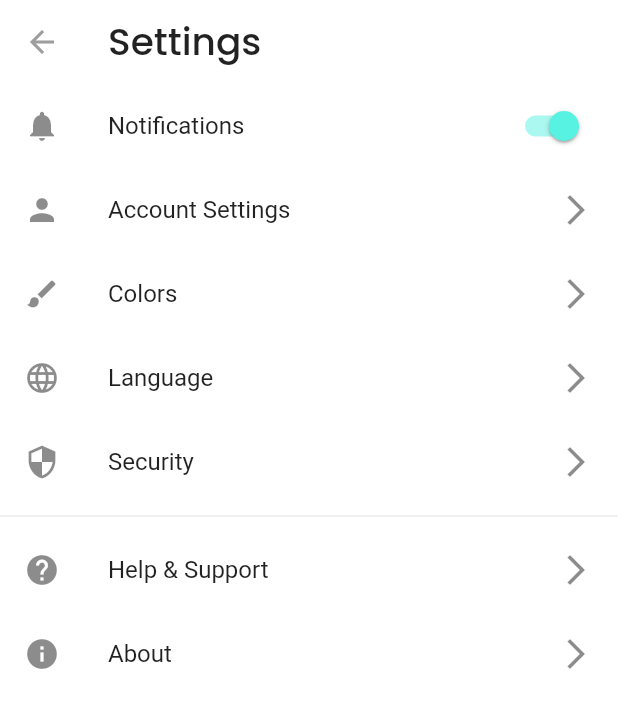
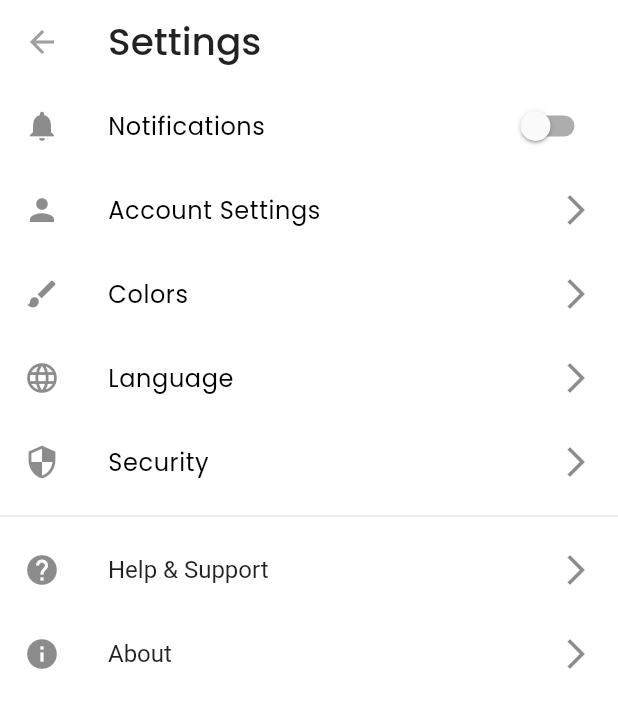
Before and after one commit to sandcat-enjoyer/twitter-clone-frontend, a Flutter app: the screen it shows after launch, in the side drawer, after a tap on "Settings", on a phone screen of 412 x 824 dp. Shown: the top 708 px of the screen. Run offline on Flutter 3.47's test engine with Material 2 defaults, Android fonts, the light colour scheme and no system bars; our stand-ins replace audioplayers, camera, cloud_firestore, firebase_core, image_gallery_saver, permission_handler and 2 more; missing offline and left inert: macos_window_utils, pasteboard; accounts and stored records are empty; network calls fail.

```diff
--- /dev/null
+++ b/firestore.indexes.json
@@ -0,0 +1,4 @@
+{
+  "indexes": [],
+  "fieldOverrides": []
+}
--- a/lib/pages/home.dart
+++ b/lib/pages/home.dart
@@ -68,121 +68,54 @@ class _HomeState extends State<Home> with SingleTickerProviderStateMixin {
     if (MediaQuery.of(context).size.width >= 600) {
       //tablet layout
       return [
-        ListView(
-          children: [
-            const SizedBox(height: 40),
-            InkWell(
-              onTap: () {
-                //we will need a much more sophisticated way of keeping post IDs but for testing purposes this is fine (probably)
-                Navigator.of(context).push(MaterialPageRoute(builder: (context) => PostDetail(user: widget._user, postId: 1)));
-              },
-              child: Post(Tweet(
-                displayName: "jules ! :3",
-                username: "@sandcat_enjoyer",
-                userProfileImageUrl:
-                    "https://pbs.twimg.com/profile_images/1678072904884318208/zEC1bBWi_400x400.jpg",
-                timeOfTweet: DateTime.now(),
-                postText: "Haha BUSINESS",
-                likes: 10,
-                retweets: 2)),
-            ),
-            InkWell(
-              onTap: () {
-                Navigator.of(context).push(MaterialPageRoute(builder: (context) => PostDetail(user: widget._user, postId: 2)));
+        FutureBuilder<QuerySnapshot<Map<String, dynamic>>>(
+          future: FirebaseFirestore.instance.collection("posts").get(),
+          builder: (context, snapshot) {
+            if (snapshot.connectionState == ConnectionState.waiting) {
+              return CircularProgressIndicator();
+            }
+            else if (snapshot.hasError) {
+              return Text("Error: ${snapshot.error}");
+            }
+            else {
+              return ListView.builder(
+                itemCount: snapshot.data!.docs.length,
+                itemBuilder: (context, index) {
+                  Map<String, dynamic> data = snapshot.data!.docs[index].data();
 
-              },
-              child: Post(Tweet(
-                displayName: "jules ! :3",
-                username: "@sandcat_enjoyer",
-                userProfileImageUrl:
-                    "https://pbs.twimg.com/profile_images/1678072904884318208/zEC1bBWi_400x400.jpg",
-                timeOfTweet: DateTime.now(),
-                postText:
-                    "Haha BUSINESS fomfidhgbisogufdjosghufjpuibhjkgioshiujklgfbhfnfbhndfsjbhnlfdjgbhiogfjnkldjnkldndonldjsonlojpiknsgophjklnodpikns,pokghjiksfophjfklsojnlsgjnf,gsjnjlfjoshiknslopfkohifsdhu",
-                likes: 10,
-                retweets: 2)),
-            ),
-            Post(Tweet(
-              displayName: "pizza cat/ Longcat. - 2%",
-              username: "@7ongcatUnbanned",
-              userProfileImageUrl:
-                  "https://pbs.twimg.com/profile_images/1438646762080772098/xAwDFg3d_400x400.jpg",
-              timeOfTweet: DateTime.now(),
-              imageUrl:
-                  "https://cdn.discordapp.com/attachments/810642958972878848/1138206895719600280/34by2d63j8g81.png",
-              postText:
-                  "Lorem ipsum dolor sit amet, consectetur adipiscing elit. Mauris pharetra orci id quam posuere, id convallis ligula convallis. Nulla ut tellus consectetur, venenatis arcu nec, molestie ante. Curabitur sit amet malesuada libero. Aliquam erat volutpat. Cras hendrerit dapibus justo, sit amet consectetur sapien dapibus at. Nulla commodo velit nisi, nec fermentum diam feugiat eu. Vestibulum felis donec.",
-              likes: 30000,
-              retweets: 100000,
-            )),
-            Post(Tweet(
-                displayName: "jules ! :3",
-                username: "@sandcat_enjoyer",
-                userProfileImageUrl:
-                    "https://pbs.twimg.com/profile_images/1678072904884318208/zEC1bBWi_400x400.jpg",
-                timeOfTweet: DateTime.now(),
-                postText: "Haha BUSINESS",
-                likes: 10,
-                retweets: 2)),
-            Post(Tweet(
-                displayName: "jules ! :3",
-                username: "@sandcat_enjoyer",
-                userProfileImageUrl:
-                    "https://pbs.twimg.com/profile_images/1678072904884318208/zEC1bBWi_400x400.jpg",
-                timeOfTweet: DateTime.now(),
-                postText:
-                    "Haha BUSINESS fomfidhgbisogufdjosghufjpuibhjkgioshiujklgfbhfnfbhndfsjbhnlfdjgbhiogfjnkldjnkldndonldjsonlojpiknsgophjklnodpikns,pokghjiksfophjfklsojnlsgjnf,gsjnjlfjoshiknslopfkohifsdhu",
-                likes: 10,
-                retweets: 2)),
-            Post(Tweet(
-                displayName: "jules ! :3",
-                username: "@sandcat_enjoyer",
-                userProfileImageUrl:
-                    "https://pbs.twimg.com/profile_images/1678072904884318208/zEC1bBWi_400x400.jpg",
-                timeOfTweet: DateTime.now(),
-                postText: "Haha BUSINESS",
-                likes: 10,
-                retweets: 2,
-                imageUrl:
-                    "https://pbs.twimg.com/profile_images/1678072904884318208/zEC1bBWi_400x400.jpg")),
-            Post(Tweet(
-                displayName: "jules ! :3",
-                username: "@sandcat_enjoyer",
-                userProfileImageUrl:
-                    "https://pbs.twimg.com/profile_images/1678072904884318208/zEC1bBWi_400x400.jpg",
-                timeOfTweet: DateTime.now(),
-                postText: "Haha BUSINESS",
-                likes: 10,
-                retweets: 2)),
-            Post(Tweet(
-                displayName: "jules ! :3",
-                username: "@sandcat_enjoyer",
-                userProfileImageUrl:
-                    "https://pbs.twimg.com/profile_images/1678072904884318208/zEC1bBWi_400x400.jpg",
-                timeOfTweet: DateTime.now(),
-                postText: "Haha BUSINESS",
-                likes: 10,
-                retweets: 2)),
-            Post(Tweet(
-                displayName: "jules ! :3",
-                username: "@sandcat_enjoyer",
-                userProfileImageUrl:
-                    "https://pbs.twimg.com/profile_images/1678072904884318208/zEC1bBWi_400x400.jpg",
-                timeOfTweet: DateTime.now(),
-                postText: "Haha BUSINESS",
-                likes: 10,
-                retweets: 2)),
-            Post(Tweet(
-                displayName: "jules ! :3",
-                username: "@sandcat_enjoyer",
-                userProfileImageUrl:
-                    "https://pbs.twimg.com/profile_images/1678072904884318208/zEC1bBWi_400x400.jpg",
-                timeOfTweet: DateTime.now(),
-                postText: "Haha BUSINESS",
-                likes: 10,
-                retweets: 2)),
-          ],
-        ),
+                  //grab the user reference
+                  DocumentReference userRef = data["user"] as DocumentReference;
+
+                  return FutureBuilder(
+                    future: userRef.get(),
+                    builder: (context, userSnapshot) {
+                      if (userSnapshot.connectionState == ConnectionState.waiting) {
+                        return Container();
+                      }
+                      else if (userSnapshot.hasError) {
+                        return Text("Error: ${userSnapshot.error}");
+                      }
+                      else {
+                        Map<String, dynamic> userData = userSnapshot.data!.data() as Map<String, dynamic>;
+                        return Post(Tweet(
+                    displayName: userData["displayname"],
+                    username: userData["username"],
+                    postText: data['content'],
+                    likes: data["likes"],
+                    retweets: data["rebolts"],
+                    timeOfTweet: DateTime.now(),
+                    userProfileImageUrl: "https://pbs.twimg.com/profile_images/1678072904884318208/zEC1bBWi_400x400.jpg",
+                  ));
+                      }
+                    },
+                  );
+
+
+
+                },
+              );
+            }
+          },),
         Text(
           "Search haha",
           style: Theme.of(context).textTheme.titleLarge,
--- a/lib/pages/settings.dart
+++ b/lib/pages/settings.dart
@@ -1,4 +1,7 @@
+import "dart:io";
+
 import "package:flutter/material.dart";
+import "package:permission_handler/permission_handler.dart";
 
 import "../data/user.dart";
 
@@ -26,6 +29,7 @@ class _SettingsState extends State<SettingsPage> {
 
   @override
   Widget build(BuildContext context) {
+    bool notificationsEnabled = false;
     return Scaffold(
 
       appBar: AppBar(
@@ -37,12 +41,23 @@ class _SettingsState extends State<SettingsPage> {
           ListTile(
             leading: const Icon(Icons.notifications),
             title: Text('Notifications',
-                style: Theme.of(context).textTheme.titleMedium),
+                style: Theme.of(context).textTheme.bodyMedium),
             trailing: Switch(
-              value:
-                  true, // Replace with actual value to manage the switch state
-              onChanged: (bool value) {
-                // Handle switch state change here
+              value: notificationsEnabled, // Replace with actual value to manage the switch state
+              onChanged: (bool value) async {
+                if (!Platform.isMacOS) {
+                  await Permission.notification.request();
+                  if (await Permission.notification.request().isGranted) {
+                    setState(() {
+                    notificationsEnabled = true;
+                  });
+                  }
+
+                }
+                else {
+                  return;
+                }
+
               },
               activeColor: Theme.of(context).primaryColor,
             ),
@@ -50,19 +65,25 @@ class _SettingsState extends State<SettingsPage> {
           ListTile(
             leading: const Icon(Icons.person),
             title: Text('Account Settings',
-                style: Theme.of(context).textTheme.titleMedium),
+                style: Theme.of(context).textTheme.bodyMedium),
             trailing: const Icon(Icons.arrow_forward_ios),
+            onTap: () {
+
+            },
           ),
           ListTile(
             leading: const Icon(Icons.brush),
             title:
-                Text('Colors', style: Theme.of(context).textTheme.titleMedium),
+                Text('Colors', style: Theme.of(context).textTheme.bodyMedium),
             trailing: const Icon(Icons.arrow_forward_ios),
+            onTap: () {
+
+            },
           ),
           ListTile(
             leading: const Icon(Icons.language),
             title: Text('Language',
-                style: Theme.of(context).textTheme.titleMedium),
+                style: Theme.of(context).textTheme.bodyMedium),
             trailing: const Icon(Icons.arrow_forward_ios),
             onTap: () {
               // Navigate to language settings screen here
@@ -71,7 +92,7 @@ class _SettingsState extends State<SettingsPage> {
           ListTile(
             leading: const Icon(Icons.security),
             title: Text('Security',
-                style: Theme.of(context).textTheme.titleMedium),
+                style: Theme.of(context).textTheme.bodyMedium),
             trailing: const Icon(Icons.arrow_forward_ios),
             onTap: () {
               // Navigate to security settings screen here
```
Also changed, not shown: firebase.json, 6 other files.
